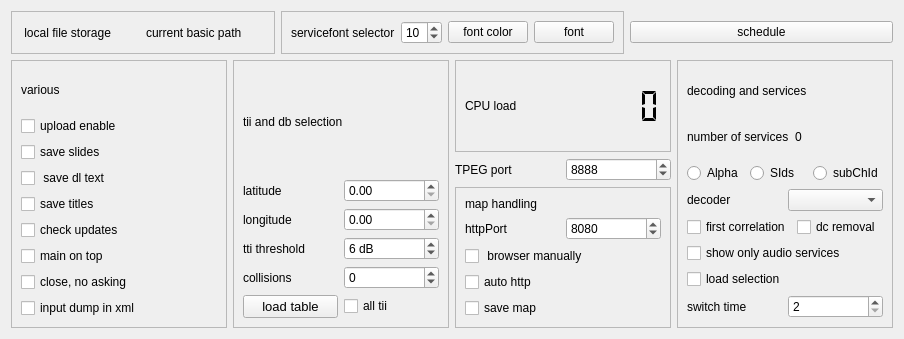
Old version of the form sources/main/forms-v7/config-helper.ui in the repository JvanKatwijk/qt-dab.
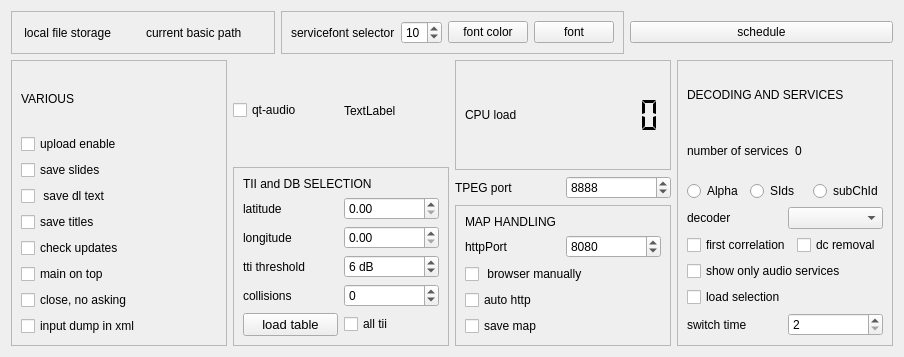
New version of the form. Custom widgets are drawn as their Qt base class.

The edit to the form file:
```diff
--- a/sources/main/forms-v7/config-helper.ui
+++ b/sources/main/forms-v7/config-helper.ui
@@ -7,7 +7,7 @@
     <x>0</x>
     <y>0</y>
     <width>904</width>
-    <height>339</height>
+    <height>357</height>
    </rect>
   </property>
   <property name="windowTitle">
@@ -16,7 +16,7 @@
   <property name="toolTip">
    <string>&lt;html&gt;&lt;head/&gt;&lt;body&gt;&lt;p&gt;Configuration and control widget.&lt;/p&gt;&lt;/body&gt;&lt;/html&gt;</string>
   </property>
-  <layout class="QVBoxLayout" name="verticalLayout_6">
+  <layout class="QVBoxLayout" name="verticalLayout_8">
    <item>
     <layout class="QHBoxLayout" name="horizontalLayout_18">
      <item>
@@ -123,7 +123,7 @@
     </layout>
    </item>
    <item>
-    <layout class="QHBoxLayout" name="horizontalLayout_16">
+    <layout class="QHBoxLayout" name="horizontalLayout_19">
      <item>
       <widget class="QFrame" name="frame_4">
        <property name="frameShape">
@@ -136,7 +136,7 @@
         <item>
          <widget class="QLabel" name="variousLabel">
           <property name="text">
-           <string>various</string>
+           <string>VARIOUS</string>
           </property>
          </widget>
         </item>
@@ -221,7 +221,31 @@
       </widget>
      </item>
      <item>
-      <layout class="QVBoxLayout" name="verticalLayout_7">
+      <layout class="QVBoxLayout" name="verticalLayout_3">
+       <item>
+        <layout class="QHBoxLayout" name="horizontalLayout_16">
+         <item>
+          <widget class="QCheckBox" name="audioHandler">
+           <property name="toolTip">
+            <string>&lt;html&gt;&lt;head/&gt;&lt;body&gt;&lt;p&gt;By default (selector is set) Qt_DAB tries to open the QtAudio library functions for the napping of the PCM samples to the soundcard. If either that fails, or this selector is unset, Qt_DAB uses the portaudio library&lt;/p&gt;&lt;/body&gt;&lt;/html&gt;</string>
+           </property>
+           <property name="text">
+            <string>qt-audio</string>
+           </property>
+          </widget>
+         </item>
+         <item>
+          <widget class="QLabel" name="audioSystem_label">
+           <property name="toolTip">
+            <string>&lt;html&gt;&lt;head/&gt;&lt;body&gt;&lt;p&gt;The name of the selected audio engine is displayed. Note that the default is Qt_Audio, on U20 starting that up in Qt5 failed, therefore the portaudio library remained included.&lt;/p&gt;&lt;/body&gt;&lt;/html&gt;</string>
+           </property>
+           <property name="text">
+            <string>TextLabel</string>
+           </property>
+          </widget>
+         </item>
+        </layout>
+       </item>
        <item>
         <widget class="QFrame" name="frame">
          <property name="frameShape">
@@ -234,7 +258,7 @@
           <item>
            <widget class="QLabel" name="tiiLabel">
             <property name="text">
-             <string>tii and db selection</string>
+             <string>TII and DB SELECTION</string>
             </property>
            </widget>
           </item>
@@ -372,7 +396,7 @@
       </layout>
      </item>
      <item>
-      <layout class="QVBoxLayout" name="verticalLayout_5">
+      <layout class="QVBoxLayout" name="verticalLayout_7">
        <item>
         <widget class="QFrame" name="frame_7">
          <property name="frameShape">
@@ -440,11 +464,13 @@
          <property name="frameShadow">
           <enum>QFrame::Shadow::Raised</enum>
          </property>
-         <layout class="QVBoxLayout" name="verticalLayout_3">
+         <layout class="QVBoxLayout" name="verticalLayout_6">
+          <item>
+           <layout class="QVBoxLayout" name="verticalLayout_5">
           <item>
            <widget class="QLabel" name="maphandlingLabel">
             <property name="text">
-             <string>map handling</string>
+               <string>MAP HANDLING</string>
             </property>
            </widget>
           </item>
@@ -500,6 +526,8 @@
            </widget>
           </item>
          </layout>
+          </item>
+         </layout>
         </widget>
        </item>
       </layout>
@@ -516,7 +544,7 @@
         <item>
          <widget class="QLabel" name="decodingLabel">
           <property name="text">
-           <string>decoding and services</string>
+           <string>DECODING AND SERVICES</string>
           </property>
          </widget>
         </item>
```
Lines whose indentation alone changed are shown as unchanged.
